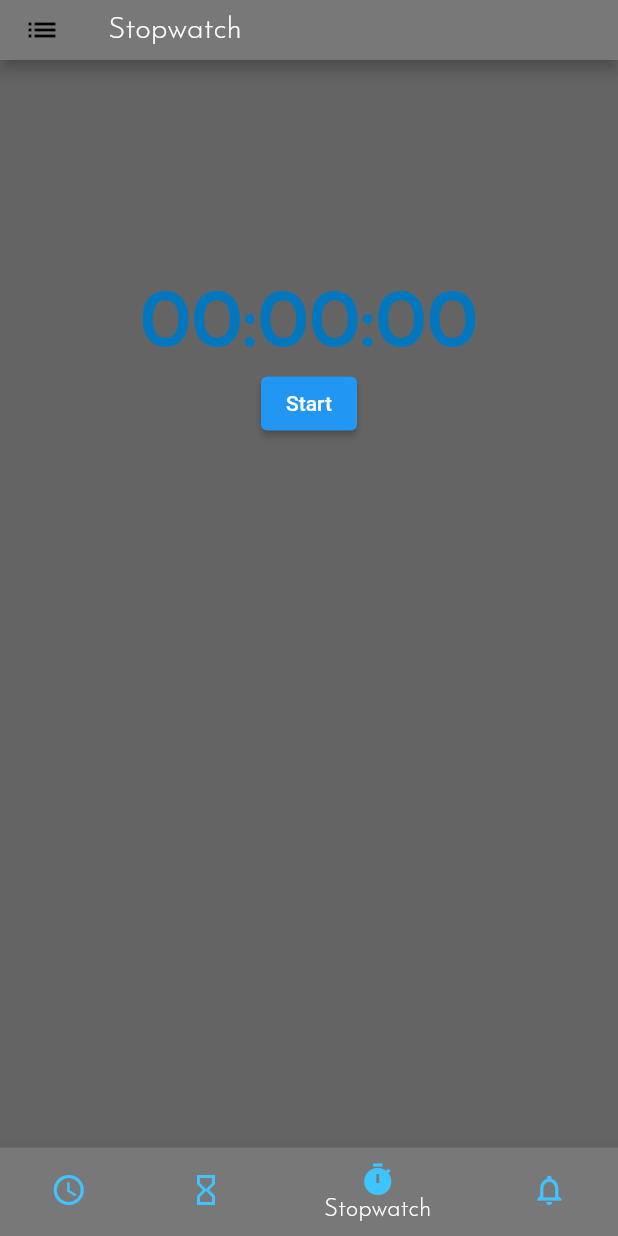
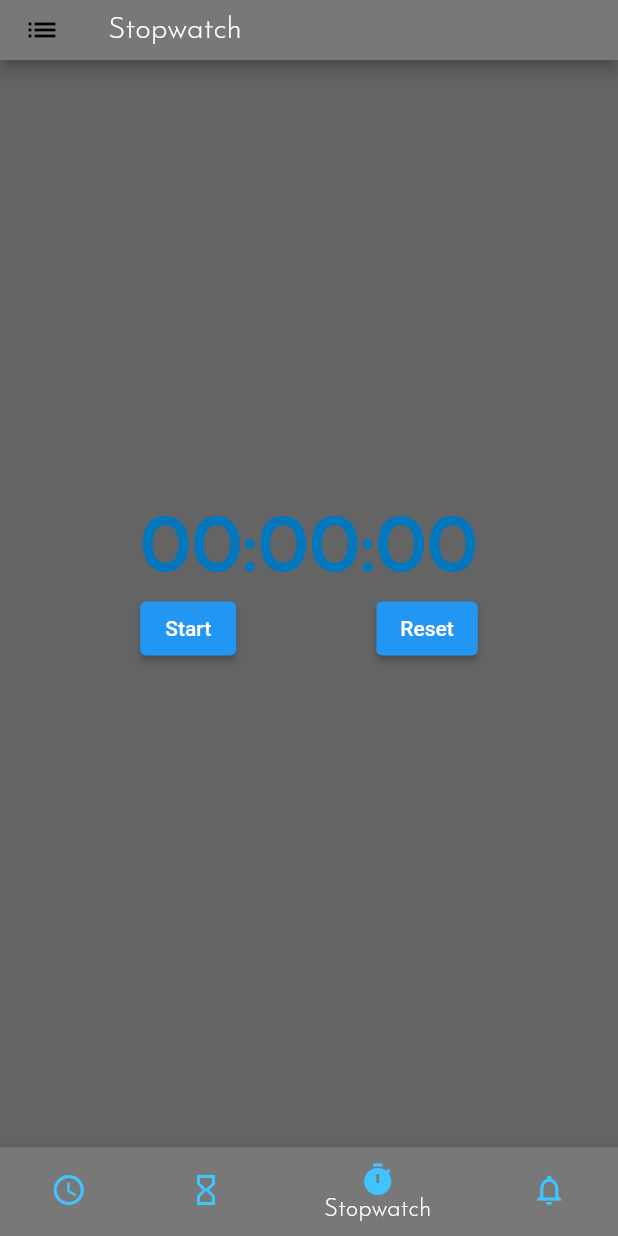
Before and after one commit to FloXPD/clock_app, a Flutter app: the screen it shows after launch, item 3 of the bottom bar chosen, on a phone screen of 412 x 824 dp. Run offline on Flutter 3.47's test engine with Material 2 defaults, Android fonts, the phone set to English and light mode, and no system bars.

Commit message:
Added reset button to stopwatch adn fixed background

```diff
--- a/lib/stop_watch_page.dart
+++ b/lib/stop_watch_page.dart
@@ -24,6 +24,7 @@ String formatTime(int milliseconds) {
 class _StopWatchWidgetState extends State<StopWatchWidget> {
   late Stopwatch _stopwatch;
   late Timer _timer;
+  bool isResetVisible = false;
 
   @override
   void initState() {
@@ -49,10 +50,16 @@ class _StopWatchWidgetState extends State<StopWatchWidget> {
     setState(() {});
   }
 
+  void handleReset() {
+    _stopwatch.reset();
+    _stopwatch.stop();
+    setState(() {});
+  }
+
   @override
   Widget build(BuildContext context) {
     return Scaffold(
-      backgroundColor: Color.fromRGBO(100, 100, 100, 100),
+      backgroundColor: Color.fromRGBO(100, 100, 100, 0),
       appBar: AppBar(
         toolbarHeight: 40,
         backgroundColor: Color.fromRGBO(120, 120, 120, 100),
@@ -67,7 +74,7 @@ class _StopWatchWidgetState extends State<StopWatchWidget> {
           child: Column(
         children: [
           Padding(
-            padding: const EdgeInsets.only(top: 150),
+            padding: const EdgeInsets.only(top: 300),
             child: Column(
                 mainAxisAlignment: MainAxisAlignment.center,
                 crossAxisAlignment: CrossAxisAlignment.center,
@@ -81,11 +88,12 @@ class _StopWatchWidgetState extends State<StopWatchWidget> {
                 ]),
           ),
           Row(
-            mainAxisAlignment: MainAxisAlignment.center,
+            mainAxisAlignment: MainAxisAlignment.spaceEvenly,
             children: [
               ElevatedButton(
                   onPressed: handleStartStop,
-                  child: Text(_stopwatch.isRunning ? 'Stop' : 'Start'))
+                  child: Text(_stopwatch.isRunning ? 'Stop' : 'Start')),
+              ElevatedButton(onPressed: handleReset, child: Text('Reset')),
             ],
           )
         ],
```
